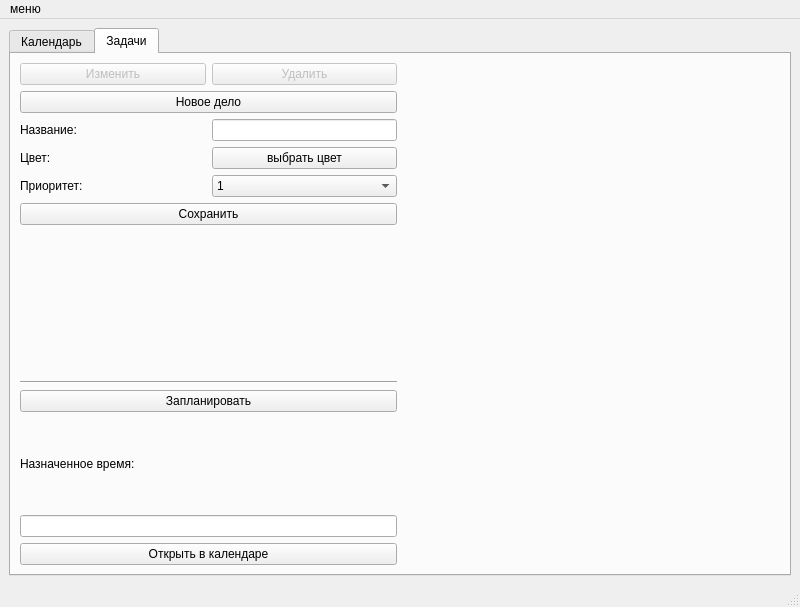
Before: the Qt Designer form mainwindow.ui in JenDenver/planner, drawn with Qt 5.
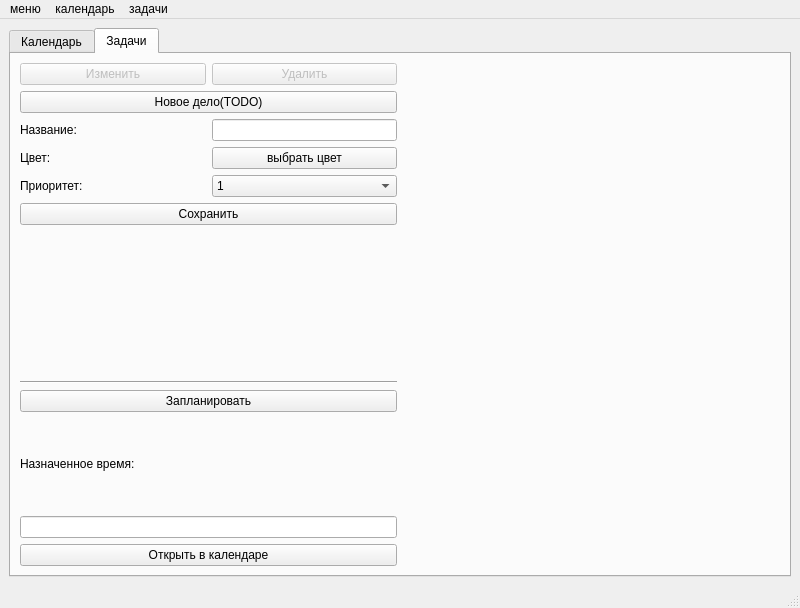
After: the same form once the commit is applied. Custom widgets are drawn as their Qt base class.

```diff
--- a/mainwindow.ui
+++ b/mainwindow.ui
@@ -7,7 +7,7 @@
     <x>0</x>
     <y>0</y>
     <width>800</width>
-    <height>600</height>
+    <height>608</height>
    </rect>
   </property>
   <property name="windowTitle">
@@ -539,7 +539,7 @@
             <item>
              <widget class="QPushButton" name="NewGoalButton">
               <property name="text">
-               <string>Новое дело</string>
+               <string>Новое дело(TODO)</string>
               </property>
              </widget>
             </item>
@@ -717,7 +717,26 @@
     <addaction name="ClearAction"/>
     <addaction name="ExitAction"/>
    </widget>
+   <widget class="QMenu" name="menu">
+    <property name="title">
+     <string>календарь</string>
+    </property>
+    <addaction name="ClearAction"/>
+    <addaction name="action_TODO"/>
+   </widget>
+   <widget class="QMenu" name="menu_2">
+    <property name="title">
+     <string>задачи</string>
+    </property>
+    <addaction name="action_3"/>
+    <addaction name="action_1_TODO"/>
+    <addaction name="action_2_TODO"/>
+    <addaction name="action_3_TODO"/>
+    <addaction name="action_4_TODO"/>
+   </widget>
    <addaction name="menuF"/>
+   <addaction name="menu"/>
+   <addaction name="menu_2"/>
   </widget>
   <widget class="QStatusBar" name="statusbar"/>
   <action name="actionopen">
```
Left out of the diff: 31 changed lines with no effect on the pictures.
